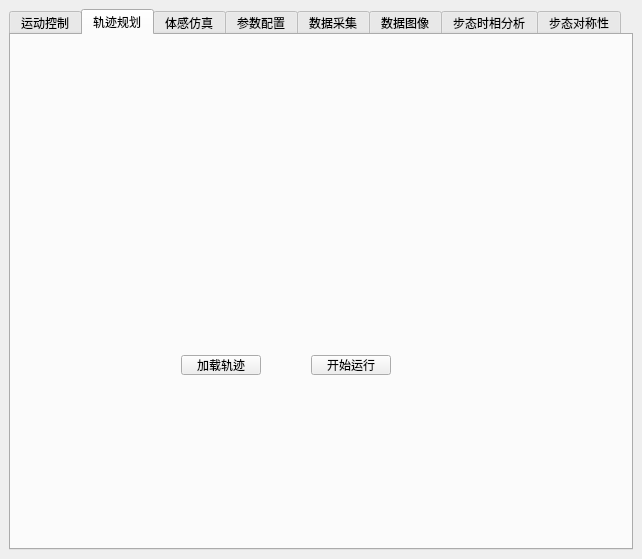
Before: the Qt Designer form BalanceTrainer/BalanceTrainer1/mainwindow.ui in yuanfuaccount/BalanceTrainer, drawn with Qt 5.
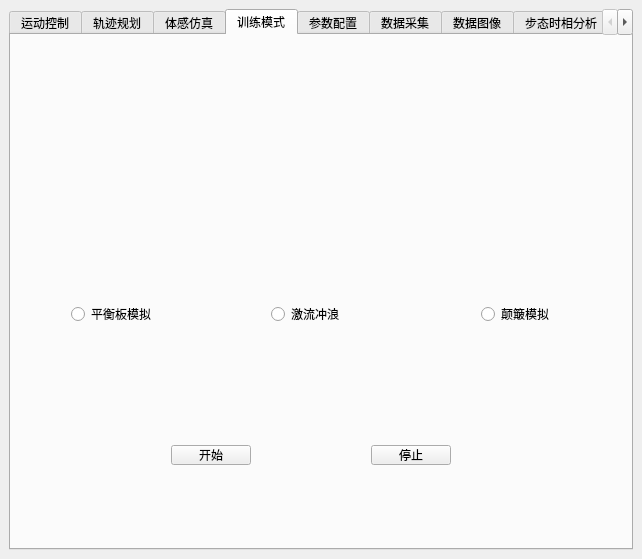
After: the same form once the commit is applied. The open tabs and pages were chosen to show the change. Custom widgets are drawn as their Qt base class.

The edit to the form file:
```diff
--- a/BalanceTrainer/BalanceTrainer1/mainwindow.ui
+++ b/BalanceTrainer/BalanceTrainer1/mainwindow.ui
@@ -1491,6 +1491,89 @@
         </item>
        </layout>
       </widget>
+      <widget class="QWidget" name="tab">
+       <attribute name="title">
+        <string>训练模式</string>
+       </attribute>
+       <widget class="QRadioButton" name="rbtnBalanceBoard">
+        <property name="geometry">
+         <rect>
+          <x>60</x>
+          <y>270</y>
+          <width>141</width>
+          <height>18</height>
+         </rect>
+        </property>
+        <property name="text">
+         <string>平衡板模拟</string>
+        </property>
+       </widget>
+       <widget class="QRadioButton" name="rbtnSurfing">
+        <property name="geometry">
+         <rect>
+          <x>260</x>
+          <y>270</y>
+          <width>91</width>
+          <height>18</height>
+         </rect>
+        </property>
+        <property name="text">
+         <string>激流冲浪</string>
+        </property>
+       </widget>
+       <widget class="QRadioButton" name="rbtnPulse">
+        <property name="geometry">
+         <rect>
+          <x>470</x>
+          <y>270</y>
+          <width>91</width>
+          <height>18</height>
+         </rect>
+        </property>
+        <property name="text">
+         <string>颠簸模拟</string>
+        </property>
+       </widget>
+       <widget class="QPushButton" name="btnExerciseModeStart">
+        <property name="geometry">
+         <rect>
+          <x>160</x>
+          <y>410</y>
+          <width>80</width>
+          <height>20</height>
+         </rect>
+        </property>
+        <property name="text">
+         <string>开始</string>
+        </property>
+       </widget>
+       <widget class="QPushButton" name="btnExerciseModeStop">
+        <property name="geometry">
+         <rect>
+          <x>360</x>
+          <y>410</y>
+          <width>80</width>
+          <height>20</height>
+         </rect>
+        </property>
+        <property name="text">
+         <string>停止</string>
+        </property>
+       </widget>
+       <widget class="QLabel" name="label_38">
+        <property name="geometry">
+         <rect>
+          <x>500</x>
+          <y>190</y>
+          <width>54</width>
+          <height>12</height>
+         </rect>
+        </property>
+        <property name="text">
+         <string/>
+        </property>
+       </widget>
+      </widget>
       <widget class="QWidget" name="tabParameter">
        <attribute name="title">
         <string>参数配置</string>
```
Left out of the diff: 2 changed lines with no effect on the pictures.
